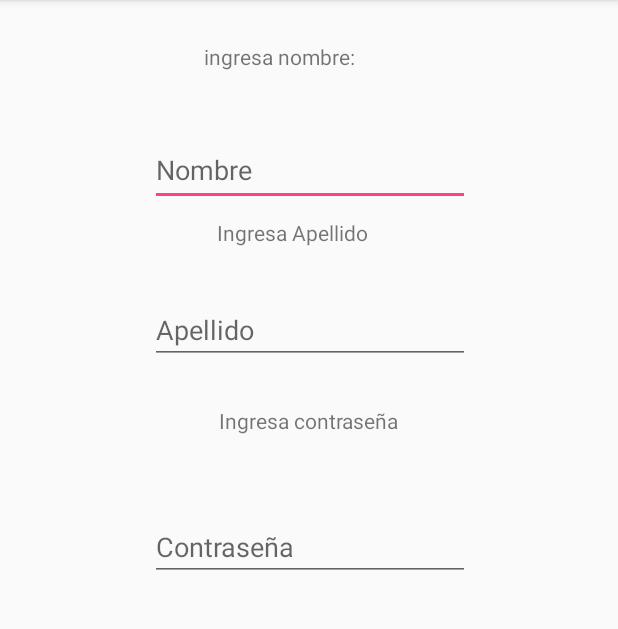
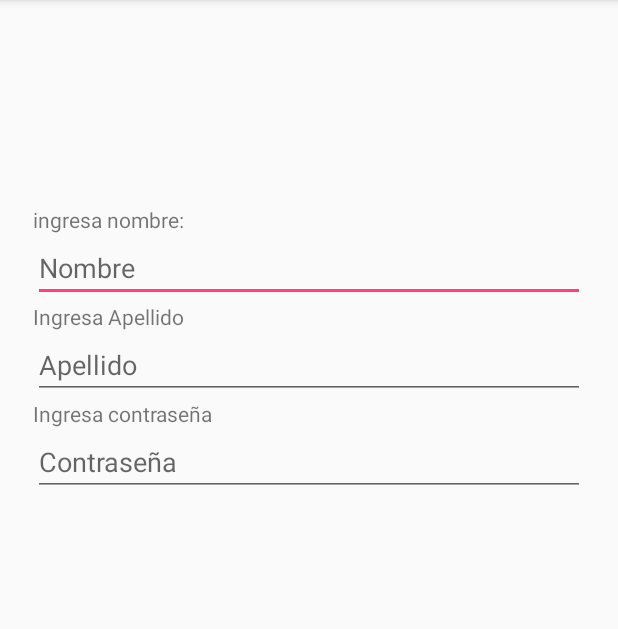
Before and after one commit to GuerreroPinaAngelicaNoemi/practica1040719, an Android app: the screen it shows after launch (MainActivity), on a phone screen of 412 x 824 dp, the part 84-713 px from its top. Run offline under Robolectric (Android 15) with nearby library versions, the phone set to English and light mode, and no system bars.

Commit message:
version 2

```diff
--- a/app/src/main/res/layout/activity_main.xml
+++ b/app/src/main/res/layout/activity_main.xml
@@ -6,89 +6,59 @@
     android:layout_height="match_parent"
     tools:context=".MainActivity">
 
-    <TextView
-        android:id="@+id/textView"
-        android:layout_width="140dp"
-        android:layout_height="38dp"
-        android:layout_marginEnd="8dp"
-        android:layout_marginStart="8dp"
-        android:layout_marginTop="28dp"
-        android:text="@string/ingresa_name"
-        app:layout_constraintEnd_toEndOf="parent"
-        app:layout_constraintStart_toStartOf="parent"
-        app:layout_constraintTop_toTopOf="parent" />
-
-    <EditText
-        android:id="@+id/editText"
-        android:layout_width="wrap_content"
-        android:layout_height="47dp"
-        android:layout_marginEnd="8dp"
-        android:layout_marginStart="8dp"
-        android:layout_marginTop="24dp"
-        android:ems="10"
-        android:hint="@string/nombre_name"
-        android:inputType="textPersonName"
-        android:textAlignment="viewStart"
-        app:layout_constraintEnd_toEndOf="parent"
-        app:layout_constraintHorizontal_bias="0.503"
-        app:layout_constraintStart_toStartOf="parent"
-        app:layout_constraintTop_toBottomOf="@+id/textView" />
-
-    <EditText
-        android:id="@+id/editText2"
-        android:layout_width="wrap_content"
-        android:layout_height="wrap_content"
-        android:layout_marginEnd="8dp"
-        android:layout_marginStart="8dp"
-        android:layout_marginTop="24dp"
-        android:ems="10"
-        android:hint="@string/apellido_firtsname"
-        android:inputType="textPersonName"
-        app:layout_constraintEnd_toEndOf="parent"
-        app:layout_constraintHorizontal_bias="0.503"
-        app:layout_constraintStart_toStartOf="parent"
-        app:layout_constraintTop_toBottomOf="@+id/textView2" />
-
-    <TextView
-        android:id="@+id/textView2"
-        android:layout_width="123dp"
-        android:layout_height="28dp"
-        android:layout_marginEnd="8dp"
-        android:layout_marginStart="8dp"
-        android:layout_marginTop="8dp"
-        android:text="@string/ingresa_firtsname"
-        app:layout_constraintEnd_toEndOf="parent"
-        app:layout_constraintStart_toStartOf="parent"
-        app:layout_constraintTop_toBottomOf="@+id/editText" />
-
-    <TextView
-        android:id="@+id/textView3"
-        android:layout_width="wrap_content"
-        android:layout_height="wrap_content"
-        android:layout_marginEnd="8dp"
-        android:layout_marginStart="8dp"
-        android:layout_marginTop="28dp"
-        android:text="@string/ingresa_password"
-        app:layout_constraintEnd_toEndOf="parent"
-        app:layout_constraintStart_toStartOf="parent"
-        app:layout_constraintTop_toBottomOf="@+id/editText2" />
-
-    <EditText
-        android:id="@+id/editText4"
-        android:layout_width="wrap_content"
-        android:layout_height="wrap_content"
+    <LinearLayout
+        android:layout_width="368dp"
+        android:layout_height="495dp"
         android:layout_marginBottom="8dp"
         android:layout_marginEnd="8dp"
         android:layout_marginStart="8dp"
         android:layout_marginTop="8dp"
-        android:ems="10"
-        android:hint="@string/contraseña_Password"
-        android:inputType="numberPassword"
+        android:orientation="vertical"
         app:layout_constraintBottom_toBottomOf="parent"
         app:layout_constraintEnd_toEndOf="parent"
-        app:layout_constraintHorizontal_bias="0.503"
         app:layout_constraintStart_toStartOf="parent"
-        app:layout_constraintTop_toBottomOf="@+id/textView3"
-        app:layout_constraintVertical_bias="0.105" />
+        app:layout_constraintTop_toTopOf="parent">
 
+        <TextView
+            android:id="@+id/textView"
+            android:layout_width="match_parent"
+            android:layout_height="wrap_content"
+            android:text="@string/ingresa_name" />
+
+        <EditText
+            android:id="@+id/editText"
+            android:layout_width="match_parent"
+            android:layout_height="wrap_content"
+            android:ems="10"
+            android:hint="@string/nombre_name"
+            android:inputType="textPersonName" />
+
+        <TextView
+            android:id="@+id/textView2"
+            android:layout_width="match_parent"
+            android:layout_height="wrap_content"
+            android:text="@string/ingresa_firtsname" />
+
+        <EditText
+            android:id="@+id/editText2"
+            android:layout_width="match_parent"
+            android:layout_height="wrap_content"
+            android:ems="10"
+            android:hint="@string/apellido_firtsname"
+            android:inputType="textPersonName" />
+
+        <TextView
+            android:id="@+id/textView3"
+            android:layout_width="match_parent"
+            android:layout_height="wrap_content"
+            android:text="@string/ingresa_password" />
+
+        <EditText
+            android:id="@+id/editText3"
+            android:layout_width="match_parent"
+            android:layout_height="wrap_content"
+            android:ems="10"
+            android:hint="@string/contraseña_Password"
+            android:inputType="textPersonName" />
+    </LinearLayout>
 </android.support.constraint.ConstraintLayout>
```
